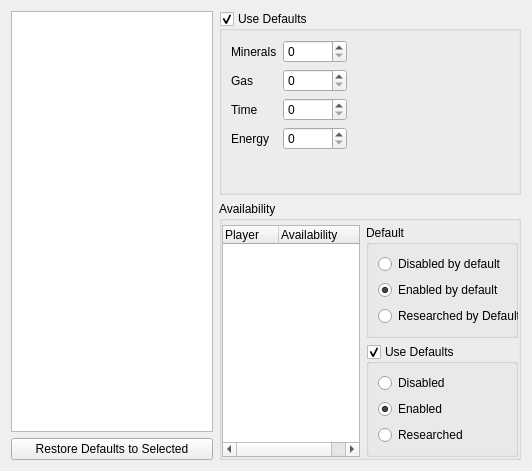
heinermann/ChkForge, file ChkForge/abilitiestab.ui: the form before one commit.
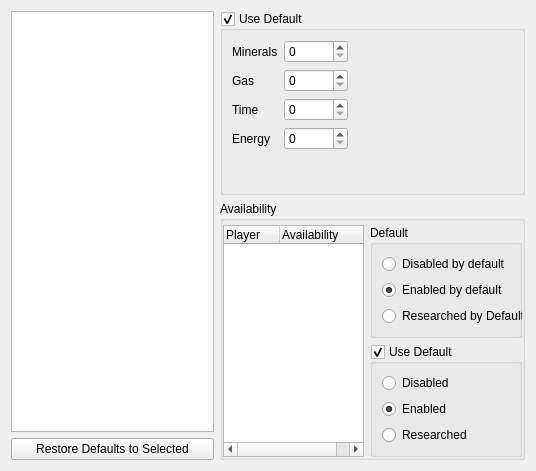
The form after the commit. Custom widgets are drawn as their Qt base class.

The edit to the form file:
```diff
--- a/ChkForge/abilitiestab.ui
+++ b/ChkForge/abilitiestab.ui
@@ -6,7 +6,7 @@
    <rect>
     <x>0</x>
     <y>0</y>
-    <width>532</width>
+    <width>536</width>
     <height>471</height>
    </rect>
   </property>
@@ -43,7 +43,7 @@
    <item row="0" column="1">
     <widget class="InvertedTriStateGroupBox" name="grpTechUseDefaults">
      <property name="title">
-      <string>Use Defaults</string>
+      <string>Use Default</string>
      </property>
      <property name="checkable">
       <bool>true</bool>
@@ -165,7 +165,7 @@
       <item row="1" column="1">
        <widget class="InvertedTriStateGroupBox" name="grpTechPlayerDefault">
         <property name="title">
-         <string>Use Defaults</string>
+         <string>Use Default</string>
         </property>
         <property name="checkable">
          <bool>true</bool>
```
